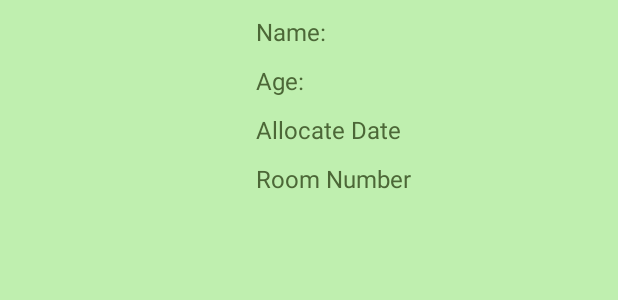
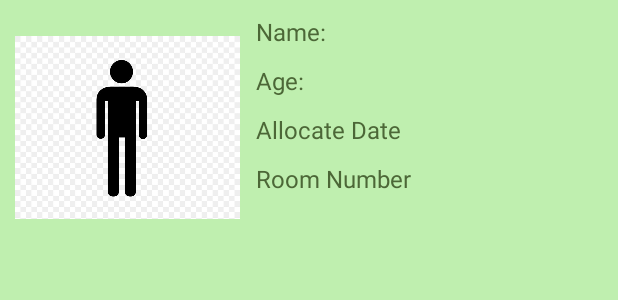
Before and after one commit to WeebTeam/EdenSight_Android, an Android app: the layout activity_resident_details.xml on its own in the app's theme, with its tools: preview values and no code run, on a phone screen of 412 x 824 dp. Shown: the top 300 px of the screen. Run offline under Robolectric (Android 15) with nearby library versions, the light colour scheme and no system bars.

Commit message:
Minor adjustsments to images
New Logo (tq chris) + Appropriate placeholder image + Using more appropriate images from Internet

```diff
--- a/EdenSight/app/src/main/java/com/example/edensight/PicassoClient.java
+++ b/EdenSight/app/src/main/java/com/example/edensight/PicassoClient.java
@@ -11,13 +11,13 @@ public class PicassoClient {
         if (url != null && !url.isEmpty()){
             Picasso.with(c)
                     .load(url)
-                    .placeholder(R.drawable.placeholder)
+                    .placeholder(R.drawable.person_placeholder)
                     .error(R.drawable.error)
                     .fit()
                     .noFade()
                     .into(img);
         } else {
-            img.setImageResource(R.drawable.placeholder);
+            img.setImageResource(R.drawable.error);
         }
     }
 }
--- a/EdenSight/app/src/main/res/layout/activity_login.xml
+++ b/EdenSight/app/src/main/res/layout/activity_login.xml
@@ -11,14 +11,14 @@
         android:id="@+id/loginLogo"
         android:layout_width="wrap_content"
         android:layout_height="wrap_content"
+        android:layout_margin="10dp"
         android:adjustViewBounds="true"
         android:scaleType="fitCenter"
-        app:srcCompat="@android:drawable/ic_menu_myplaces"
-        app:layout_constraintTop_toTopOf="parent"
         app:layout_constraintBottom_toTopOf="@id/usernameInput"
         app:layout_constraintLeft_toLeftOf="parent"
         app:layout_constraintRight_toRightOf="parent"
-        android:layout_margin="10dp"/>
+        app:layout_constraintTop_toTopOf="parent"
+        app:srcCompat="@drawable/eden_logo" />
 
     <EditText
         android:id="@+id/usernameInput"
--- a/EdenSight/app/src/main/res/layout/activity_resident_details.xml
+++ b/EdenSight/app/src/main/res/layout/activity_resident_details.xml
@@ -11,14 +11,16 @@
         android:id="@+id/resident_detail_picture"
         android:layout_width="150dp"
         android:layout_height="150dp"
+        android:layout_alignParentLeft="true"
+        android:layout_alignParentTop="true"
+        android:layout_marginLeft="10dp"
+        android:layout_marginTop="10dp"
+        android:layout_marginRight="5dp"
+        android:layout_marginBottom="5dp"
         android:adjustViewBounds="true"
         android:scaleType="fitCenter"
-        android:layout_alignParentTop="true"
-        android:layout_alignParentLeft="true"
-        android:layout_marginLeft="10dp"
-        android:layout_marginTop="10dp"
-        android:layout_marginBottom="5dp"
-        android:layout_marginRight="5dp"/>
+        app:srcCompat="@drawable/person_placeholder"
+        tools:srcCompat="@drawable/person_placeholder" />
 
     <TextView
         android:id="@+id/resident_detail_name"
--- a/EdenSight/app/src/main/res/layout/resident_view.xml
+++ b/EdenSight/app/src/main/res/layout/resident_view.xml
@@ -13,11 +13,11 @@
         android:id="@+id/resident_picture"
         android:layout_width="150dp"
         android:layout_height="150dp"
+        android:layout_marginLeft="10dp"
         app:layout_constraintBottom_toBottomOf="parent"
         app:layout_constraintLeft_toLeftOf="parent"
         app:layout_constraintTop_toTopOf="parent"
-        app:srcCompat="@android:drawable/btn_star_big_on"
-        android:layout_marginLeft="10dp"/>
+        app:srcCompat="@drawable/person_placeholder" />
 
     <TextView
         android:id="@+id/resident_name"
```
Also changed, not shown: EdenSight/app/src/main/java/com/example/edensight/Resident.java (+8 -15 lines), EdenSight/app/src/main/res/drawable-v24/placeholder.jpg (deleted), EdenSight/app/src/main/res/drawable/eden_logo.png (added), EdenSight/app/src/main/res/drawable/person_placeholder.jpg (added).
